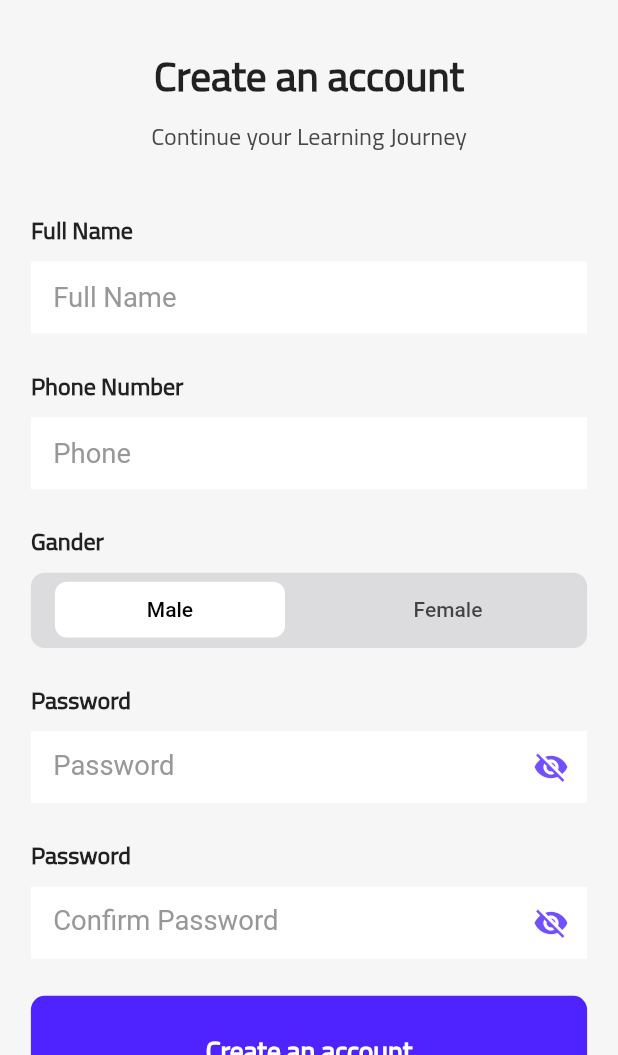
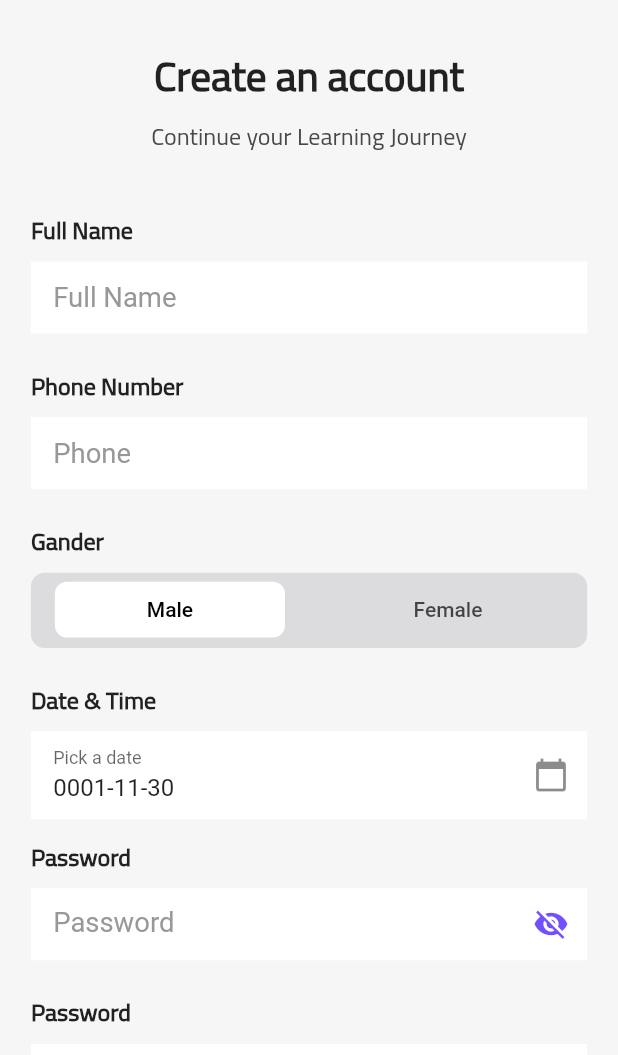
Before and after one commit to ashrafffathalla/you_can, a Flutter app: the SignUp screen opened directly, on a phone screen of 412 x 824 dp, the part 181-1236 px from its top. Run offline on Flutter 3.47's test engine with Material 2 defaults, Android fonts, the phone set to English and light mode, and no system bars; our stand-ins replace bloc, dio, equatable, flutter_bloc, flutter_screenutil, flutter_svg and 9 more; missing offline and left inert: animation_wrappers; accounts and stored records are empty.

Commit message:
update DateTime

```diff
--- a/lib/language/languages/arabic.dart
+++ b/lib/language/languages/arabic.dart
@@ -287,6 +287,9 @@ Map<String, String> arabic() {
     'savedAddresses': 'عناوين المحفوظة',
     'addNewLocation': 'إضافة موقع جديد',
     'selectAccountType': 'أختر',
+    'accountVerified': 'تم تأكيد حسابك',
+    'successfullyVerified': 'لقد قمت بالتحقق من حسابك بنجاح',
+
     'ContinueyourLearningJourney': 'تابع رحلتك التعليمية',
     'enterAddressDetails': 'أدخل تفاصيل العناوين',
     'myOrders': 'طلباتي',
--- a/lib/language/languages/english.dart
+++ b/lib/language/languages/english.dart
@@ -183,6 +183,8 @@ Map<String, String> english() {
     "selectMethodDescription":
         "no payment method selected please select a method",
     "signIn": "Login",
+    'accountVerified': 'Account Verified',
+    'successfullyVerified': 'You have successfully verified your account',
     "ContinueyourLearningJourney": "Continue your Learning Journey",
     'uploadLicenseFace': " Upload License Face",
     'uploadLicenseBack': " Upload License Back",
@@ -314,7 +316,7 @@ Map<String, String> english() {
     'address': 'Address',
     'location': 'Location',
     'days': 'Days',
-    'done': 'Done',
+    'done': 'Get Started',
     'time': 'Time',
     'addNewAddress': 'Add New Address',
     'saved': 'Saved',
--- a/lib/language/locale.dart
+++ b/lib/language/locale.dart
@@ -867,6 +867,12 @@ class AppLocalizations {
   String? get savedAddresses {
     return _localizedValues[locale.languageCode]!['savedAddresses'];
   }
+  String? get accountVerified {
+    return _localizedValues[locale.languageCode]!['accountVerified'];
+  }
+  String? get successfullyVerified {
+    return _localizedValues[locale.languageCode]!['successfullyVerified'];
+  }
 
   String? get addNewLocation {
     return _localizedValues[locale.languageCode]!['addNewLocation'];
--- a/lib/view/pages/auth/sign_up/sign_up.dart
+++ b/lib/view/pages/auth/sign_up/sign_up.dart
@@ -3,15 +3,12 @@ import 'package:you_can/core/localization/check_local.dart';
 import 'package:you_can/core/size_config/size_config.dart';
 import 'package:you_can/provider/auth_cubit/auth_cubit.dart';
 import 'package:you_can/shared/shared_commponents/commponents.dart';
-import 'package:you_can/view/pages/auth/login/autth_view.dart';
-import 'package:you_can/view/pages/auth/otp/otp.dart';
-
-// import 'package:you_can/view/pages/menu/about_us/privacy_policy/privacy_policy.dart';
+import 'package:intl/intl.dart';
+import 'package:you_can/view/pages/auth/sign_up/success_create_Account.dart';
 import 'package:you_can/view/widgets/custom_text_feild.dart';
 import 'package:flutter/material.dart';
 import 'package:flutter/services.dart';
 import 'package:flutter_bloc/flutter_bloc.dart';
-
 import 'package:flutter_screenutil/flutter_screenutil.dart';
 import 'package:flutter_svg/svg.dart';
 import 'package:line_awesome_flutter/line_awesome_flutter.dart';
@@ -37,8 +34,25 @@ class _SignUpState extends State<SignUp> with SingleTickerProviderStateMixin {
   late TextEditingController phoneController;
   late TextEditingController licenseIdController;
   late TextEditingController emailController;
+  late TextEditingController dateController;
   bool isAgreeTerms = false;
   final _formKey = GlobalKey<FormState>();
+  String _selectedDate = '0000-00-00 00:00:00.000';
+
+  Future<void> _selectDate(BuildContext context) async {
+    final DateTime? picked = await showDatePicker(
+      context: context,
+      initialDate: DateTime.now(),
+      firstDate: DateTime(1900),
+      lastDate: DateTime(2030),
+    );
+
+    if (picked != null) {
+      setState(() {
+        _selectedDate = picked.toString(); // Store the selected date
+      });
+    }
+  }
 
   @override
   void dispose() {
@@ -50,6 +64,7 @@ class _SignUpState extends State<SignUp> with SingleTickerProviderStateMixin {
   void initState() {
     super.initState();
     userNameController = TextEditingController();
+    dateController = TextEditingController();
     passwordController = TextEditingController();
     confirmPasswordController = TextEditingController();
     phoneController = TextEditingController();
@@ -67,6 +82,7 @@ class _SignUpState extends State<SignUp> with SingleTickerProviderStateMixin {
   Widget build(BuildContext context) {
     final Size size = MediaQuery.of(context).size;
     final local = AppLocalizations.of(context);
+
     // BlocProvider.of<AuthCubit>(context).getCountry();
     return Scaffold(
       body: BlocConsumer<AuthCubit, AuthState>(
@@ -324,6 +340,39 @@ class _SignUpState extends State<SignUp> with SingleTickerProviderStateMixin {
                       SizedBox(
                         height: SizeConfig.defaultSize! * 1,
                       ),
+
+                      ///--------------------
+                      BeforTextForm(local.datetime.toString()),
+                  TextFormField(
+                    onTap: () {
+                      _selectDate(context);
+                    },
+                    readOnly: true,
+                    controller: TextEditingController(text: DateFormat('yyyy-MM-dd').format(DateTime.parse(_selectedDate))),
+                    decoration: InputDecoration(
+                      contentPadding:  EdgeInsets.symmetric(vertical: 10.h,horizontal: 13.w),
+                      errorBorder: OutlineInputBorder(
+                        // borderRadius: BorderRadius.circular(50),
+                          borderSide: BorderSide(
+                              color: Theme.of(context).colorScheme.error.withOpacity(0.3),
+                              width: 1.0)),
+                      focusedErrorBorder: OutlineInputBorder(
+                        // borderRadius: BorderRadius.circular(50.sp),
+                          borderSide: BorderSide(
+                              color: Theme.of(context).colorScheme.error.withOpacity(0.3),
+                              width: 1.0)),
+                      border: InputBorder.none,
+                      fillColor: Color(0XFFFFFFFF),
+                      filled: true,
+                      labelText: 'Pick a date',
+                      suffixIcon: Icon(Icons.calendar_today),
+                    ),
+                  ),
+
+                      ///--------------------
+                      SizedBox(
+                        height: SizeConfig.defaultSize! * 1,
+                      ),
                       BeforTextForm(local.password.toString()),
                       CustomTextFeild(
                         controller: passwordController,
@@ -407,6 +456,7 @@ class _SignUpState extends State<SignUp> with SingleTickerProviderStateMixin {
                               onTap: () {
                                 if (_formKey.currentState!.validate() &&
                                     isAgreeTerms == true) {
+                                  navigateTo(context, SuccessCreateAccount());
                                   // await cubit.signUp(
                                   //   name: userNameController.text,
                                   //   email: emailController.text,
--- a/pubspec.yaml
+++ b/pubspec.yaml
@@ -43,6 +43,8 @@ dependencies:
   line_awesome_flutter: ^2.0.0
   animation_wrappers: ^3.0.0
   pin_code_fields: ^8.0.1
+  flutter_datetime_picker: ^1.5.1
+
   google_fonts: ^4.0.0
   image_picker: ^0.8.4+4
   http: ^0.13.4
```
Also changed, not shown: lib/main.dart (+6 -1 lines), lib/view/pages/auth/sign_up/success_create_Account.dart (added, +58 -0 lines), assets/images/done.svg (added), pubspec.lock.
